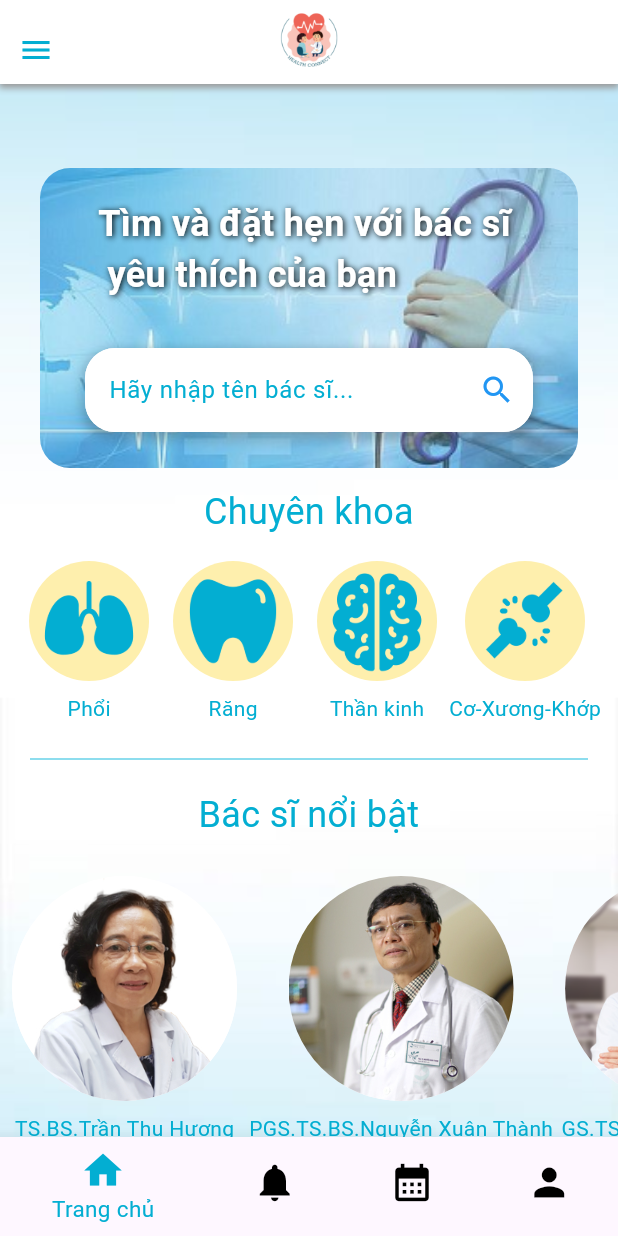
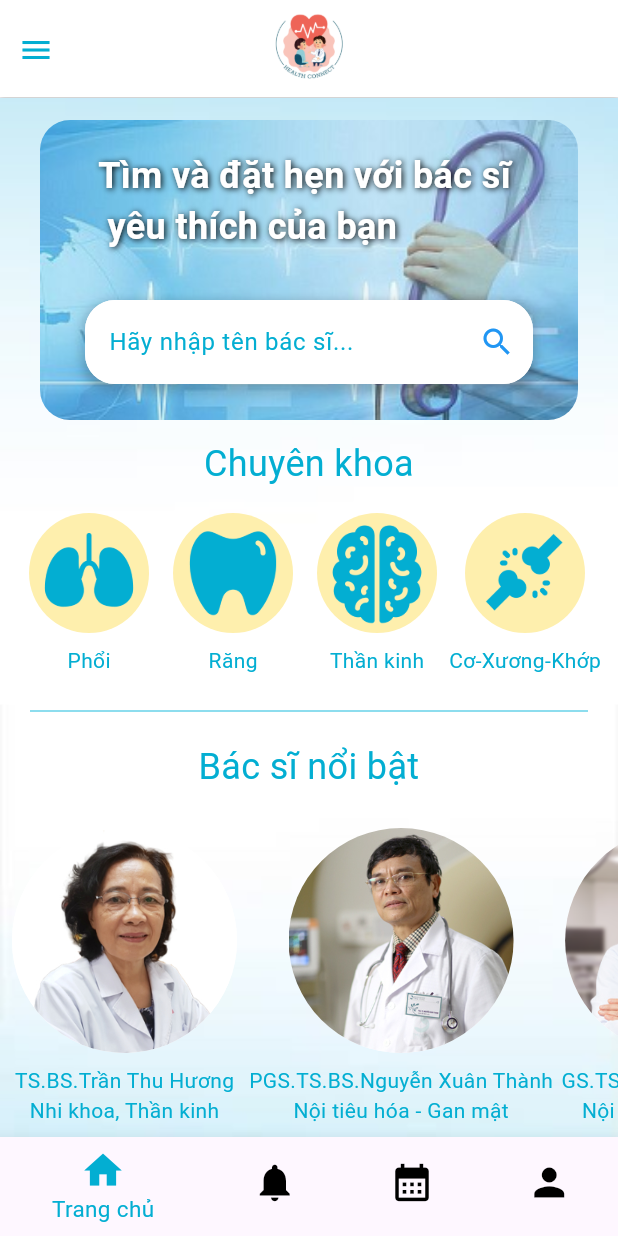
Before and after one commit to Mixture-Tech/Doctor-Appointment, a Flutter app: the screen it shows after launch, on a phone screen of 412 x 824 dp. Run offline on Flutter 3.47's test engine with Material 3 defaults, Android fonts, the light colour scheme and no system bars.

Commit message:
fix: icon + complete: homescreen

```diff
--- a/app/lib/ui/screen/HomeScreen.dart
+++ b/app/lib/ui/screen/HomeScreen.dart
@@ -1,7 +1,8 @@
 import 'package:app/styles/colors.dart';
-import 'package:app/ui/widgets/HeaderWidget.dart';
 import 'package:app/ui/widgets/NavigationBarWidget.dart';
 import 'package:flutter/material.dart';
+
+import '../widgets/HeaderWidget.dart';
 
 class HomeScreen extends StatefulWidget {
   const HomeScreen({super.key});
@@ -15,18 +16,19 @@
 
   @override
   Widget build(BuildContext context) {
-    return Scaffold(
-      appBar: PreferredSize(
-        preferredSize: Size.fromHeight(AppBar().preferredSize.height),
-        child: SafeArea(
-          child: HeaderWidget(
-            onMenuPressed: () {
-              print("Menu icon pressed");
+    return SafeArea(
+      child: Scaffold(
+        body: Column(
+          children: <Widget>[
+            HeaderWidget(
+              isHomeScreen: true,
+              onIconPressed: () {
+                // Navigator.pop(context);
+                print('hehe');
               },
             ),
-        ),
-      ),
-      body: Stack(
+            Expanded(
+              child: Stack(
                 children: [
                   DecoratedBox(
                     decoration: const BoxDecoration(
@@ -38,7 +40,8 @@
                     child: SingleChildScrollView(
                       child: Column(
                         children: [
-                  SizedBox(height: AppBar().preferredSize.height),
+                          // SizedBox(height: AppBar().preferredSize.height),
+                          SizedBox(height: 15),
                           // Thêm thanh tìm kiếm tại đây thay vì trong Positioned
                           Center(
                             child: ClipRRect(
@@ -277,6 +280,10 @@
                   const NavigationBarWidget(),
                 ],
               ),
+            ),
+          ],
+        ),
+      ),
     );
   }
 
--- a/app/lib/ui/widgets/HeaderWidget.dart
+++ b/app/lib/ui/widgets/HeaderWidget.dart
@@ -2,11 +2,13 @@
 import 'package:app/styles/colors.dart';
 
 class HeaderWidget extends StatelessWidget {
-  final VoidCallback? onMenuPressed;
+  final VoidCallback? onIconPressed;
+  final bool isHomeScreen;
 
   const HeaderWidget({
     super.key,
-    this.onMenuPressed,
+    this.onIconPressed,
+    this.isHomeScreen = false,
   });
 
   @override
@@ -40,8 +42,8 @@
             left: 0,
             top: 9,
             child: IconButton(
-              icon: const Icon(Icons.menu),
-              onPressed: onMenuPressed,
+              icon: Icon(isHomeScreen ? Icons.menu : Icons.arrow_back),
+              onPressed: onIconPressed,
               color: AppColors.primaryBlue,
             ),
           ),
```
Lines whose indentation alone changed are shown as unchanged.
